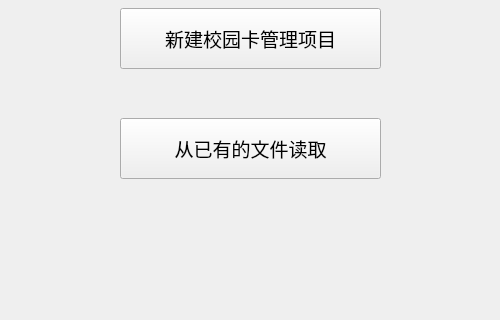
Before: the Qt Designer form welcome.ui in kagura114/NetCard, drawn with Qt 5; both pictures show x 0 to 500 and y 232 to 552 of the 500 by 552 pixel window.
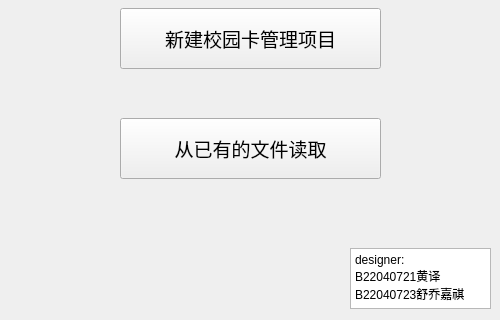
After: the same form once the commit is applied.

The edit to the form file:
```diff
--- a/welcome.ui
+++ b/welcome.ui
@@ -89,6 +89,31 @@
     <string>欢迎使用模拟校园卡系统</string>
    </property>
   </widget>
+  <widget class="QTextBrowser" name="textBrowser">
+   <property name="geometry">
+    <rect>
+     <x>350</x>
+     <y>480</y>
+     <width>141</width>
+     <height>61</height>
+    </rect>
+   </property>
+   <property name="autoFillBackground">
+    <bool>false</bool>
+   </property>
+   <property name="html">
+    <string>&lt;!DOCTYPE HTML PUBLIC &quot;-//W3C//DTD HTML 4.0//EN&quot; &quot;http://www.w3.org/TR/REC-html40/strict.dtd&quot;&gt;
+&lt;html&gt;&lt;head&gt;&lt;meta name=&quot;qrichtext&quot; content=&quot;1&quot; /&gt;&lt;meta charset=&quot;utf-8&quot; /&gt;&lt;style type=&quot;text/css&quot;&gt;
+p, li { white-space: pre-wrap; }
+hr { height: 1px; border-width: 0; }
+li.unchecked::marker { content: &quot;\2610&quot;; }
+li.checked::marker { content: &quot;\2612&quot;; }
+&lt;/style&gt;&lt;/head&gt;&lt;body style=&quot; font-family:'Microsoft YaHei UI'; font-size:9pt; font-weight:400; font-style:normal;&quot;&gt;
+&lt;p style=&quot; margin-top:0px; margin-bottom:0px; margin-left:0px; margin-right:0px; -qt-block-indent:0; text-indent:0px;&quot;&gt;designer:&lt;/p&gt;
+&lt;p style=&quot; margin-top:0px; margin-bottom:0px; margin-left:0px; margin-right:0px; -qt-block-indent:0; text-indent:0px;&quot;&gt;B22040721黄译&lt;/p&gt;
+&lt;p style=&quot; margin-top:0px; margin-bottom:0px; margin-left:0px; margin-right:0px; -qt-block-indent:0; text-indent:0px;&quot;&gt;B22040723舒乔嘉祺&lt;/p&gt;&lt;/body&gt;&lt;/html&gt;</string>
+   </property>
+  </widget>
  </widget>
  <resources/>
  <connections/>
```
